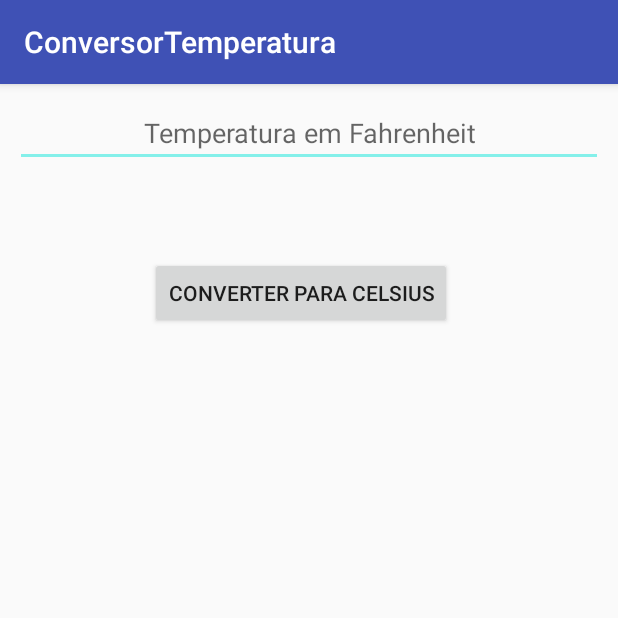
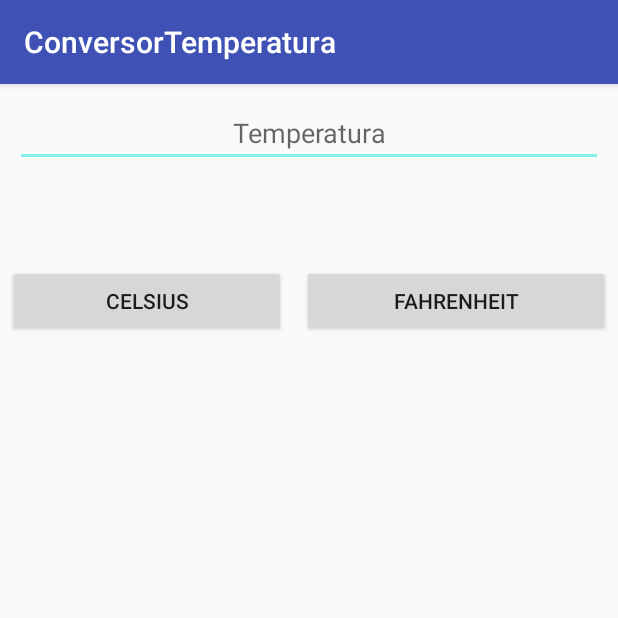
Before and after one commit to vinicius-martinez-montouro/conversorTemperatura, an Android app: the screen it shows after launch (MainActivity), on a phone screen of 412 x 824 dp, the top half of it. Run offline under Robolectric (Android 15) with nearby library versions, the phone set to English and light mode, and no system bars; 3 statements that could not run were skipped.

Commit message:
Versão 2

```diff
--- a/app/src/main/java/dmos5_2020s1/arq/ifsp/edu/br/conversortemperatura/MainActivity.java
+++ b/app/src/main/java/dmos5_2020s1/arq/ifsp/edu/br/conversortemperatura/MainActivity.java
@@ -10,35 +10,61 @@ import android.widget.Toast;
 
 public class MainActivity extends AppCompatActivity implements View.OnClickListener{
 
-    private EditText valorTemperaturaFahrenheit;
-    private Button converter;
+    private EditText valorTemperatura;
+    private Button converterCelsius;
+    private Button converterFahrenheit
     private TextView temperaturaConvertida;
 
     @Override
     protected void onCreate(Bundle savedInstanceState) {
         super.onCreate(savedInstanceState);
         setContentView(R.layout.activity_main);
-        valorTemperaturaFahrenheit = findViewById(R.id.editText_valor_temperatura);
-        converter = findViewById(R.id.button_converter);
-        temperaturaConvertida = findViewById(R.id.text_view_valor_celsus);
-        converter.setOnClickListener(this);
+        valorTemperatura = findViewById(R.id.editText_valor_temperatura);
+        converterCelsius = findViewById(R.id.button_converter_celsius);
+        converterFahrenheit = findViewById(R.id.button_converter_fahrenheit);
+        temperaturaConvertida = findViewById(R.id.text_view_valor_convertido);
+        converterCelsius.setOnClickListener(this);
+        converterFahrenheit.setOnClickListener(this);
     }
 
     @Override
     public void onClick(View v) {
-        if(v.equals(converter)){
+        if(v.equals(converterCelsius)){
             converterFahrenheitToCelsius();
+        }else{
+            converterCelsiusToFahrenheit();
         }
     }
 
+    private double getEntrada() throws NumberFormatException{
+        double entrada;
+
+        try{
+            entrada = Double.valueOf(valorRealEditText.getText().toString());
+        }catch(NumberFormatException e){
+            entrada = 0;
+            throw e;
+        }
+        return entrada;
+    }
+
     public void converterFahrenheitToCelsius(){
-        double entrada = 0;
+        double valor = 0;
         try{
-            entrada = Double.parseDouble(valorTemperaturaFahrenheit.getText().toString());
+            valor = getEntrada();
         }catch(NumberFormatException e){
             Toast.makeText(this, "Valor digitado é inválido", Toast.LENGTH_SHORT).show();
         }
         temperaturaConvertida.setText(String.format("%.2f ºC", (entrada - 32)/1.8));
     }
 
+    public void converterCelsiusToFahrenheit(){
+        double valor = 0;
+        try{
+            valor = getEntrada();
+        }catch(NumberFormatException e){
+            Toast.makeText(this, "Valor digitado é inválido", Toast.LENGTH_SHORT).show();
+        }
+        temperaturaConvertida.setText(String.format("%.2f ºF", (entrada * 1.8)+32));
+    }
 }
--- a/app/src/main/res/layout/activity_main.xml
+++ b/app/src/main/res/layout/activity_main.xml
@@ -12,20 +12,33 @@
         android:layout_width="match_parent"
         android:layout_height="wrap_content"
         android:layout_margin="10dp"
-        android:hint="@string/temperatura_em_fahrenheit"
+        android:hint="@string/temperatura"
         android:inputType="numberDecimal"
         android:textAlignment="center" />
 
-    <Button
-        android:id="@+id/button_converter"
-        android:layout_marginHorizontal="100dp"
-        android:layout_marginVertical="50dp"
-        android:layout_width="wrap_content"
+    <LinearLayout
+        android:layout_marginTop="50dp"
+        android:layout_marginBottom="50dp"
+        android:layout_width="match_parent"
         android:layout_height="wrap_content"
-        android:text="Converter para Celsius" />
-
+        android:orientation="horizontal">
+        <Button
+            android:id="@+id/button_converter_celsius"
+            android:layout_margin="5dp"
+            android:layout_weight="1"
+            android:layout_width="wrap_content"
+            android:layout_height="wrap_content"
+            android:text="Celsius" />
+        <Button
+            android:id="@+id/button_converter_fahrenheit"
+            android:layout_margin="5dp"
+            android:layout_weight="1"
+            android:layout_width="wrap_content"
+            android:layout_height="wrap_content"
+            android:text="Fahrenheit" />
+    </LinearLayout>
     <TextView
-        android:id="@+id/text_view_valor_celsus"
+        android:id="@+id/text_view_valor_convertido"
         android:layout_width="match_parent"
         android:layout_height="wrap_content"
         android:textAlignment="center"
--- a/app/src/main/res/values/strings.xml
+++ b/app/src/main/res/values/strings.xml
@@ -1,4 +1,4 @@
 <resources>
     <string name="app_name">ConversorTemperatura</string>
-    <string name="temperatura_em_fahrenheit">Temperatura em Fahrenheit</string>
+    <string name="temperatura">Temperatura</string>
 </resources>
```
